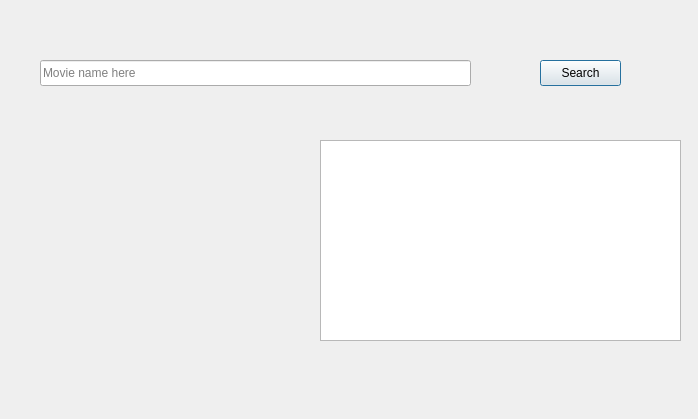
Qt form UI.ui (SimonTheFire/Media-Recomender) before a commit.
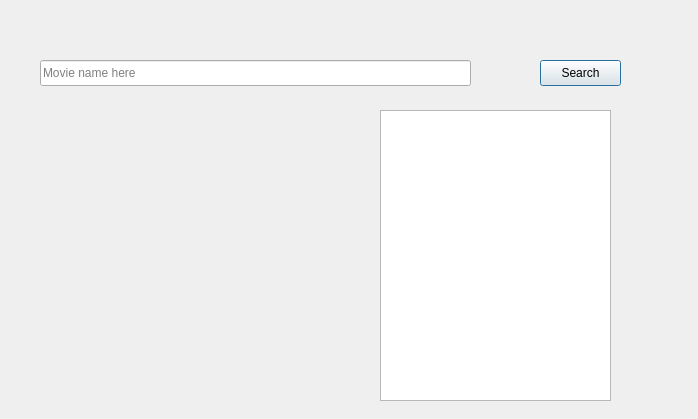
The same form after that commit.

Commit message: finsih a early version of the program that is still missing displaying posters but otherwise the main portion is now done

What changed in the file:
```diff
--- a/UI.ui
+++ b/UI.ui
@@ -39,28 +39,25 @@
     <string>Movie name here</string>
    </property>
   </widget>
-  <widget class="QWidget" name="gridLayoutWidget">
+  <widget class="QGraphicsView" name="graphicsView">
    <property name="geometry">
     <rect>
-     <x>40</x>
-     <y>170</y>
-     <width>211</width>
-     <height>151</height>
+     <x>380</x>
+     <y>110</y>
+     <width>231</width>
+     <height>291</height>
     </rect>
    </property>
-   <layout class="QGridLayout" name="gridLayout">
-    <item row="4" column="0">
+  </widget>
      <widget class="QLabel" name="label_2">
-      <property name="text">
-       <string/>
-      </property>
-      <property name="wordWrap">
-       <bool>true</bool>
-      </property>
-     </widget>
-    </item>
-    <item row="5" column="0">
-     <widget class="QLabel" name="label_3">
+   <property name="geometry">
+    <rect>
+     <x>40</x>
+     <y>170</y>
+     <width>209</width>
+     <height>171</height>
+    </rect>
+   </property>
       <property name="text">
        <string/>
       </property>
@@ -68,27 +65,20 @@
        <bool>true</bool>
       </property>
      </widget>
-    </item>
-    <item row="0" column="0">
      <widget class="QLabel" name="label_1">
+   <property name="geometry">
+    <rect>
+     <x>40</x>
+     <y>100</y>
+     <width>209</width>
+     <height>61</height>
+    </rect>
+   </property>
       <property name="text">
        <string/>
       </property>
       <property name="wordWrap">
        <bool>true</bool>
-      </property>
-     </widget>
-    </item>
-   </layout>
-  </widget>
-  <widget class="QGraphicsView" name="graphicsView">
-   <property name="geometry">
-    <rect>
-     <x>320</x>
-     <y>140</y>
-     <width>361</width>
-     <height>201</height>
-    </rect>
    </property>
   </widget>
  </widget>
```
Lines whose indentation alone changed are shown as unchanged. The commit also changes 2 other files.
